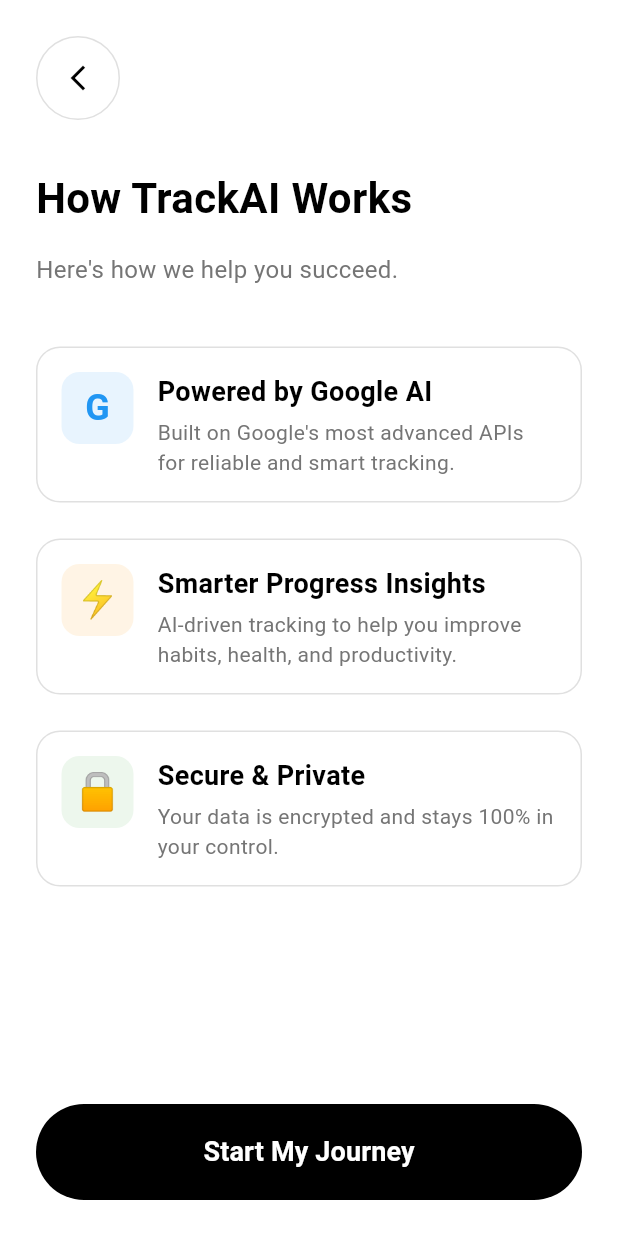
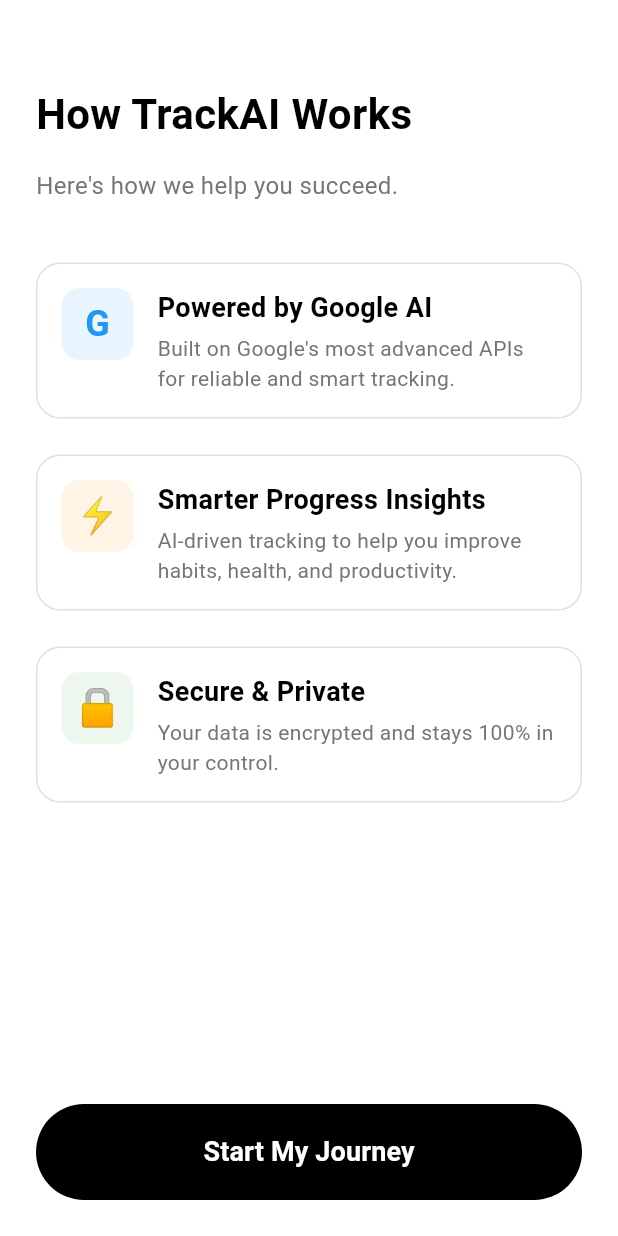
Before and after one commit to Sakshamjain98/Track-Ai-final, a Flutter app: the OnboardingCompletionPage screen opened directly with empty values, on a phone screen of 412 x 824 dp. Run offline on Flutter 3.47's test engine with Material 3 defaults, Android fonts, the phone set to English and light mode, and no system bars; our stand-ins replace cloud_firestore, device_info_plus, firebase_auth, firebase_core, fl_chart, flutter_dotenv and 10 more; accounts and stored records are empty.

Commit message:
working til 24

```diff
--- a/lib/features/onboarding/obcomplete.dart
+++ b/lib/features/onboarding/obcomplete.dart
@@ -28,23 +28,7 @@
             children: [
               Row(
                 children: [
-                  GestureDetector(
-                    onTap: widget.onBack,
-                    child: Container(
-                      width: 56,
-                      height: 56,
-                      decoration: BoxDecoration(
-                        color: Colors.white, // ✅ white background
-                        borderRadius: BorderRadius.circular(28),
-                        border: Border.all(color: Colors.grey[300]!, width: 1),
-                      ),
-                      child: const Icon(
-                        Icons.arrow_back_ios_new,
-                        color: Colors.black, // ✅ black arrow
-                        size: 20,
-                      ),
-                    ),
-                  ),
+
                 ],
               ),
 
```
Also changed, not shown: lib/features/analytics/screens/dashboard_summary.dart (+14 -2 lines), lib/features/onboarding/targetanalysis.dart (+27 -1 lines).
